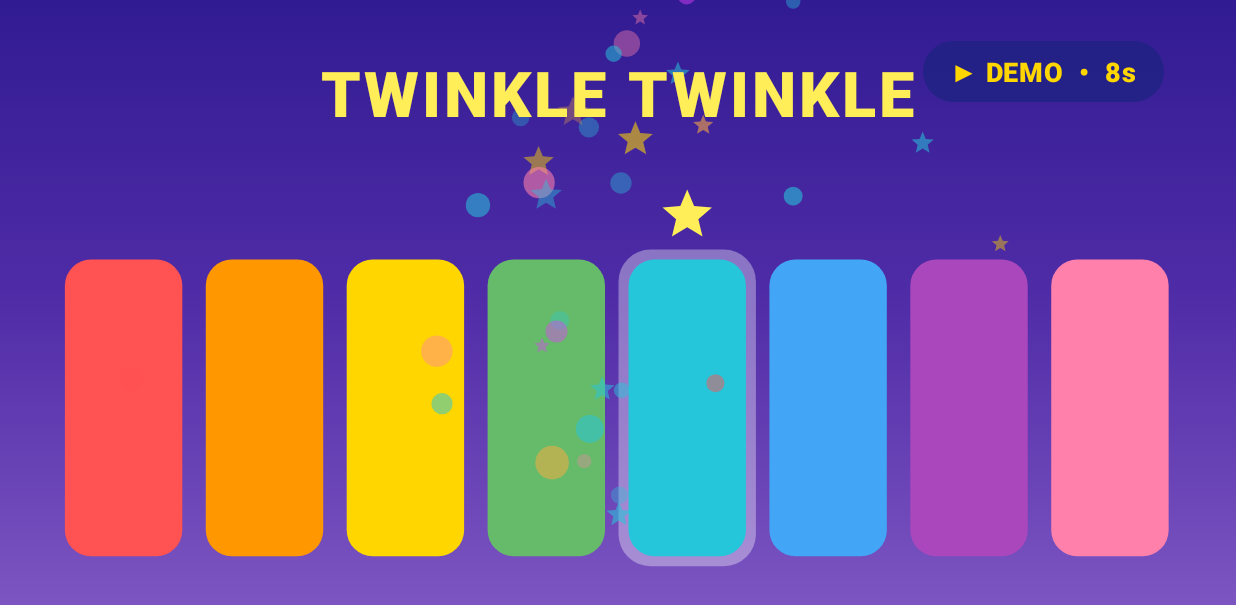
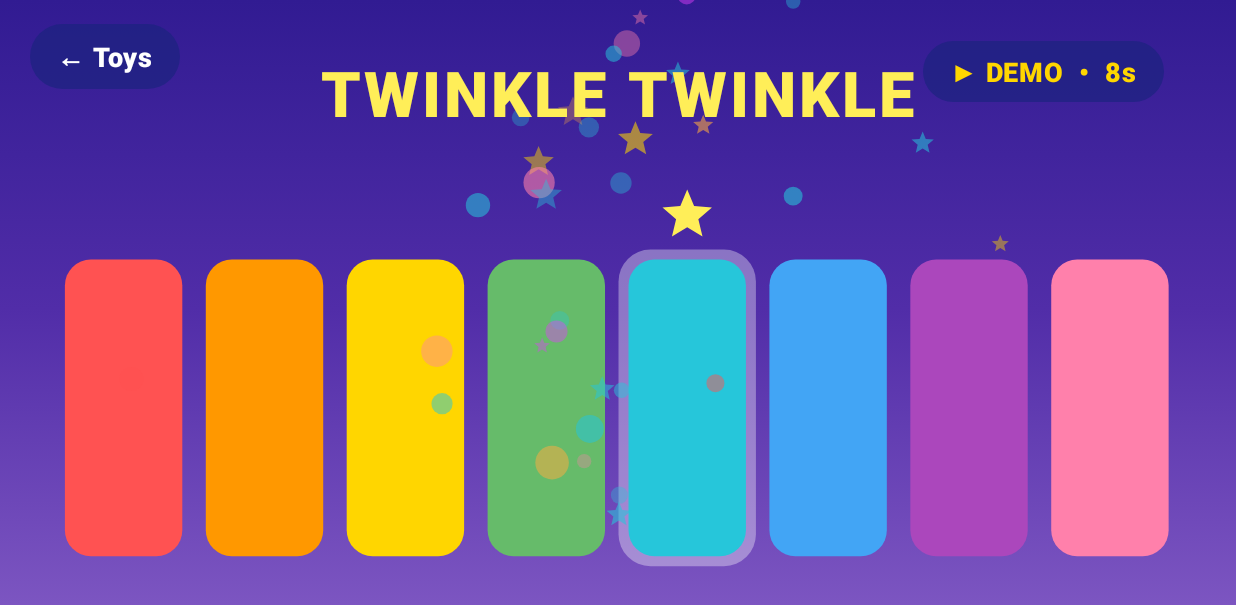
Before and after one commit to deepak7mahto/toddler-toybox-tv, an Android app built with Jetpack Compose: the screen it shows after launch (MainActivity), after a tap on "▶ SURPRISE SHOW (10s DEMO)", on a phone screen of 824 x 412 dp (held sideways). Shown: the top 605 px of the screen. Run offline under Robolectric (Android 15) with nearby library versions, the phone set to English and light mode, and no system bars.

Commit message:
feat: v1.6.0 — universal Phone + Tablet touchscreen tap/swipe support

```diff
--- a/app/build.gradle.kts
+++ b/app/build.gradle.kts
@@ -12,8 +12,8 @@ android {
         applicationId = "com.toybox.tv"
         minSdk = 26
         targetSdk = 35
-        versionCode = 7
-        versionName = "1.5.0"
+        versionCode = 8
+        versionName = "1.6.0"
 
         testInstrumentationRunner = "androidx.test.runner.AndroidJUnitRunner"
     }
--- a/app/src/main/java/com/toybox/tv/MainActivity.kt
+++ b/app/src/main/java/com/toybox/tv/MainActivity.kt
@@ -7,6 +7,9 @@ import android.view.WindowManager
 import androidx.activity.ComponentActivity
 import androidx.activity.compose.setContent
 import androidx.compose.foundation.background
+import androidx.compose.foundation.clickable
+import androidx.compose.foundation.gestures.detectDragGestures
+import androidx.compose.foundation.gestures.detectTapGestures
 import androidx.compose.foundation.layout.Box
 import androidx.compose.foundation.layout.fillMaxSize
 import androidx.compose.foundation.layout.padding
@@ -19,10 +22,13 @@ import androidx.compose.runtime.mutableStateOf
 import androidx.compose.runtime.setValue
 import androidx.compose.ui.Alignment
 import androidx.compose.ui.Modifier
+import androidx.compose.ui.draw.clip
 import androidx.compose.ui.graphics.Color
+import androidx.compose.ui.input.pointer.pointerInput
 import androidx.compose.ui.text.font.FontWeight
 import androidx.compose.ui.unit.dp
 import androidx.compose.ui.unit.sp
+import kotlin.math.abs
 import com.toybox.tv.audio.SoundEffect
 import com.toybox.tv.audio.SoundEngine
 import com.toybox.tv.audio.VoiceSpeaker
@@ -126,7 +132,56 @@ class MainActivity : ComponentActivity() {
                     activeMode = nextMode
                 }
 
-                Box(modifier = Modifier.fillMaxSize()) {
+                val isTouchDevice = packageManager.hasSystemFeature("android.hardware.touchscreen")
+
+                Box(
+                    modifier = Modifier
+                        .fillMaxSize()
+                        .then(
+                            if (activeMode != null) {
+                                Modifier
+                                    .pointerInput(activeMode) {
+                                        detectTapGestures { offset ->
+                                            val w = size.width.toFloat().coerceAtLeast(1f)
+                                            val mapped = when {
+                                                offset.x < w * 0.22f -> ToyboxKey.LEFT
+                                                offset.x > w * 0.78f -> ToyboxKey.RIGHT
+                                                else -> ToyboxKey.OK
+                                            }
+                                            keyCounter++
+                                            lastModeKey = keyCounter to mapped
+                                        }
+                                    }
+                                    .pointerInput(activeMode) {
+                                        var totalX = 0f
+                                        var totalY = 0f
+                                        detectDragGestures(
+                                            onDragStart = {
+                                                totalX = 0f
+                                                totalY = 0f
+                                            },
+                                            onDrag = { _, dragAmount ->
+                                                totalX += dragAmount.x
+                                                totalY += dragAmount.y
+                                            },
+                                            onDragEnd = {
+                                                if (abs(totalX) > 48f || abs(totalY) > 48f) {
+                                                    val mapped = if (abs(totalX) > abs(totalY)) {
+                                                        if (totalX > 0f) ToyboxKey.RIGHT else ToyboxKey.LEFT
+                                                    } else {
+                                                        if (totalY > 0f) ToyboxKey.DOWN else ToyboxKey.UP
+                                                    }
+                                                    keyCounter++
+                                                    lastModeKey = keyCounter to mapped
+                                                }
+                                            }
+                                        )
+                                    }
+                            } else {
+                                Modifier
+                            }
+                        )
+                ) {
                     when (activeMode) {
                         null -> ToyboxHomeScreen(
                             selectedIndex = homeSelectedIndex,
@@ -247,6 +302,32 @@ class MainActivity : ComponentActivity() {
                             soundEngine = soundEngine,
                             voiceSpeaker = voiceSpeaker
                         )
+                    }
+
+                    // Touch-friendly Back button on phones & tablets (hidden on pure Android TV)
+                    if (isTouchDevice && activeMode != null) {
+                        Box(
+                            modifier = Modifier
+                                .align(Alignment.TopStart)
+                                .padding(start = 20.dp, top = 16.dp)
+                                .clip(RoundedCornerShape(24.dp))
+                                .background(Color(0xAA1A237E))
+                                .clickable {
+                                    soundEngine.play(SoundEffect.PLOP)
+                                    isDemoMode = false
+                                    activeMode = null
+                                    lastModeKey = null
+                                    holdBackController.reset()
+                                }
+                                .padding(horizontal = 18.dp, vertical = 9.dp)
+                        ) {
+                            Text(
+                                text = "← Toys",
+                                color = Color.White,
+                                fontSize = 18.sp,
+                                fontWeight = FontWeight.ExtraBold
+                            )
+                        }
                     }
 
                     // Subtle top-right countdown badge during Demo Mode
```
